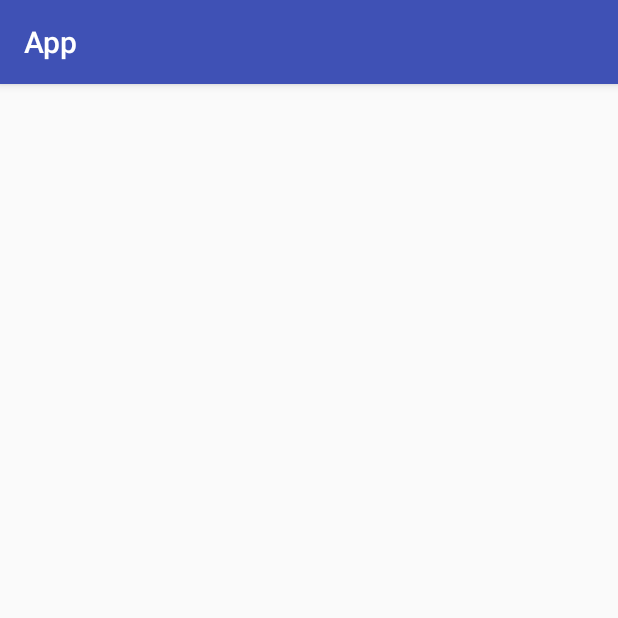
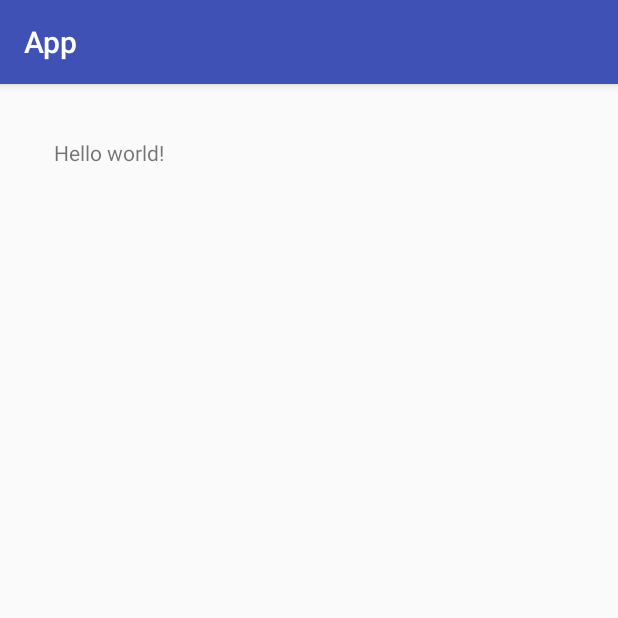
Before and after one commit to VoiceAutomationforDisabilityVehicles/AndroidApp, an Android app: the screen it shows after launch (MainActivity), on a phone screen of 412 x 824 dp, the top half of it. Run offline under Robolectric (Android 15) with nearby library versions, the phone set to English and light mode, and no system bars.

Commit message:
Hello World
Got a Hello World working and downloaded to my OPO

```diff
--- a/app/src/main/res/layout/activity_main.xml
+++ b/app/src/main/res/layout/activity_main.xml
@@ -10,4 +10,14 @@
     android:paddingBottom="@dimen/activity_vertical_margin"
     tools:context="com.androidapp.voicecontrol.app.MainActivity">
 
+    <TextView
+        android:layout_width="wrap_content"
+        android:layout_height="wrap_content"
+        android:padding="20dp"
+        android:text="@string/hello_world"
+        tools:context=".MainActivity"
+        android:layout_alignParentTop="true"
+        android:layout_alignParentLeft="true"
+        android:layout_alignParentStart="true"
+        android:id="@+id/textView2" />
 </RelativeLayout>
--- a/app/src/main/res/values/strings.xml
+++ b/app/src/main/res/values/strings.xml
@@ -1,3 +1,5 @@
 <resources>
     <string name="app_name">App</string>
+    <string name="hello_world">Hello world!</string>
+    <string name="title_activity_main">MainActivity</string>
 </resources>
--- a/build.gradle
+++ b/build.gradle
@@ -5,7 +5,7 @@ buildscript {
         jcenter()
     }
     dependencies {
-        classpath 'com.android.tools.build:gradle:2.1.3'
+        classpath 'com.android.tools.build:gradle:2.2.2'
 
         // NOTE: Do not place your application dependencies here; they belong
         // in the individual module build.gradle files
```
